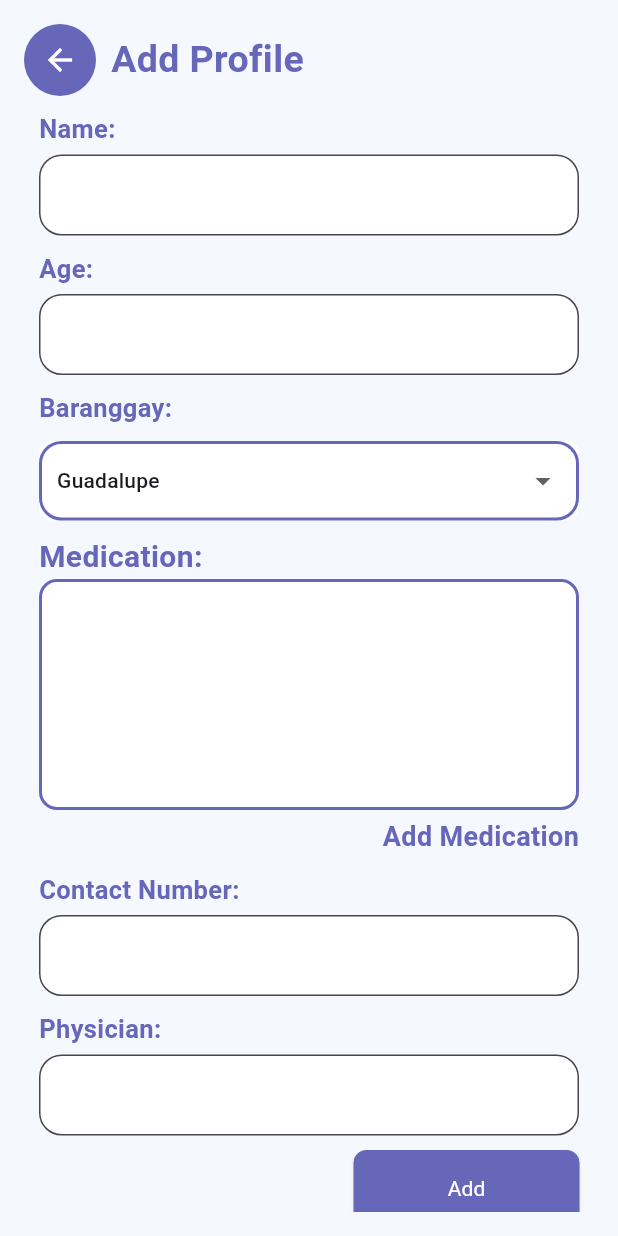
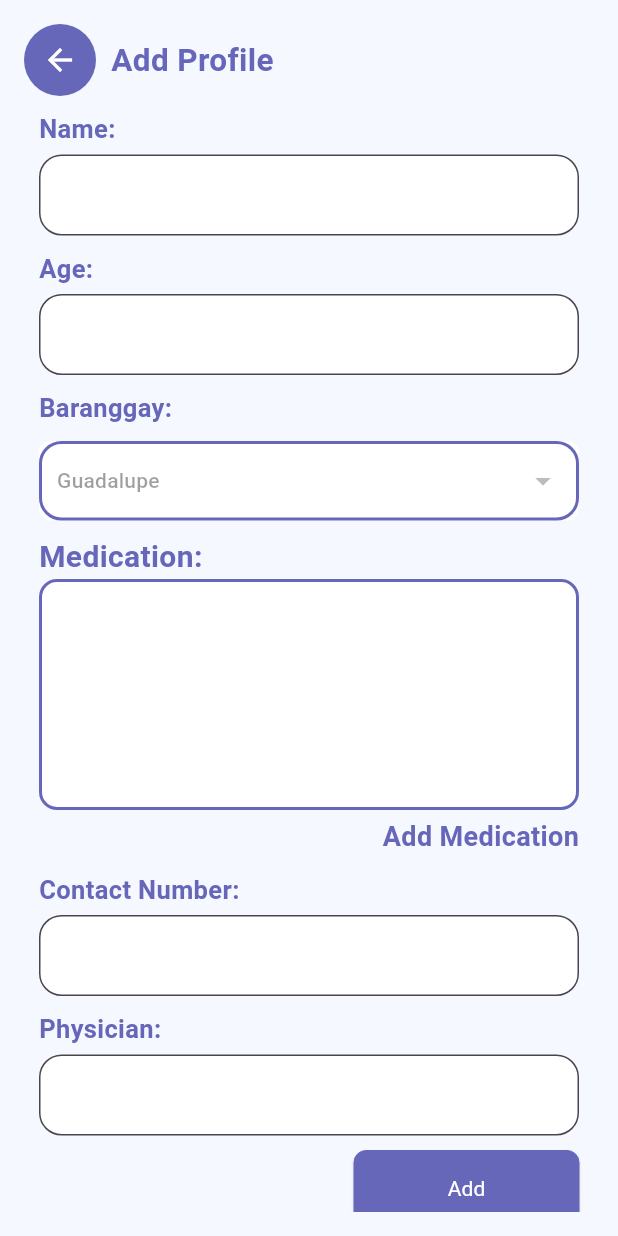
Before and after one commit to Orekidesu/Mobile-Health-App-Tambag, a Flutter app: the screen it shows once a user with an empty profile is signed in, after a tap on the "add" icon, on a phone screen of 412 x 824 dp. Run offline on Flutter 3.47's test engine with Material 3 defaults, Android fonts, the phone set to English and light mode, and no system bars; our stand-ins replace cloud_firestore, firebase_auth, firebase_core, flutter_slidable, fluttertoast, font_awesome_flutter and 1 more; accounts and stored records are empty; Roboto replaces fonts that are missing (Arial).

Commit message:
Null fix on Dashboard

```diff
--- a/lib/Custom_Widgets/Custom_Footer.dart
+++ b/lib/Custom_Widgets/Custom_Footer.dart
@@ -5,7 +5,8 @@ import '../constants/light_constants.dart';
 import '../Custom_Widgets/CustomActionButton.dart';
 
 class ProfileAndMasterlistRow extends StatelessWidget {
-  const ProfileAndMasterlistRow({super.key});
+  final String selectedBrgy;
+  const ProfileAndMasterlistRow({super.key, required this.selectedBrgy});
 
   @override
   Widget build(BuildContext context) {
@@ -51,7 +52,7 @@ class ProfileAndMasterlistRow extends StatelessWidget {
           Navigator.push(
             context,
             MaterialPageRoute(
-              builder: (context) => const AddProfilePage(),
+              builder: (context) => AddProfilePage(selectedBrgy: selectedBrgy,),
             ),
           );
         },
--- a/lib/Custom_Widgets/Custom_dropdown.dart
+++ b/lib/Custom_Widgets/Custom_dropdown.dart
@@ -5,13 +5,15 @@ class CustomDropdown extends StatefulWidget {
   final List<String> items;
   final String value;
   final Function(String) onChanged;
+  final bool isEnabled; // Add this property
 
   const CustomDropdown({
-    super.key,
+    Key? key,
     required this.items,
     required this.value,
     required this.onChanged,
-  });
+    this.isEnabled = true, // Default is enabled
+  }) : super(key: key);
 
   @override
   _CustomDropdownState createState() => _CustomDropdownState();
@@ -26,18 +28,20 @@ class _CustomDropdownState extends State<CustomDropdown> {
       decoration: BoxDecoration(
         border: Border.all(
           color: periwinkleColor,
-          width: 2.0, // Set the desired border thickness
+          width: 2.0,
         ),
         borderRadius: BorderRadius.circular(15.0),
       ),
       padding: const EdgeInsets.all(10),
       child: DropdownButton<String>(
         value: widget.value,
-        onChanged: (String? newValue) {
-          if (newValue != null) {
-            widget.onChanged(newValue);
-          }
-        },
+        onChanged: widget.isEnabled
+            ? (String? newValue) {
+                if (newValue != null) {
+                  widget.onChanged(newValue);
+                }
+              }
+            : null, // Set onChanged to null if disabled
         items: widget.items.map<DropdownMenuItem<String>>((String value) {
           return DropdownMenuItem<String>(
             value: value,
@@ -48,7 +52,9 @@ class _CustomDropdownState extends State<CustomDropdown> {
           );
         }).toList(),
         underline: Container(),
-        icon: const Icon(Icons.arrow_drop_down),
+        icon: widget.isEnabled
+            ? const Icon(Icons.arrow_drop_down)
+            : null, // Set icon to null if disabled
         isExpanded: true,
       ),
     );
--- a/lib/Screen/Dashboard.dart
+++ b/lib/Screen/Dashboard.dart
@@ -39,7 +39,6 @@ import 'package:flutter/material.dart';
         fetchBaranggay();
       }
     }
-
 
   Future<void> fetchBaranggay() async {
     try {
@@ -84,7 +83,7 @@ Widget build(BuildContext context) {
             crossAxisAlignment: CrossAxisAlignment.center,
             children: [
               Custom_Appbar(
-                Baranggay: 'Baranggay ${baranggay ?? ''}',
+                Baranggay: 'Baranggay ${baranggay ?? 'Loading...'}',
                 Apptitle: "TAMBAG",
                 icon: Icons.logout,
                 hasbackIcon: false,
@@ -98,11 +97,11 @@ Widget build(BuildContext context) {
                 child: baranggay == null
                     ? const Center(child: CircularProgressIndicator()) // Show a loading indicator
                     : DashboardListFirebase(
-                        Baranggay: baranggay!,
+                        Baranggay: baranggay?? '',
                       ),
               ),
               const SizedBox(height: 20),
-              const ProfileAndMasterlistRow(),
+              ProfileAndMasterlistRow(selectedBrgy: baranggay?? '',),
             ],
           ),
         ),
--- a/lib/Screen/addProfilePage.dart
+++ b/lib/Screen/addProfilePage.dart
@@ -12,7 +12,8 @@ import '../constants/light_constants.dart';
 import '../functions/custom_functions.dart';
 
 class AddProfilePage extends StatefulWidget {
-  const AddProfilePage({super.key});
+  final String selectedBrgy;
+  const AddProfilePage({super.key, required this.selectedBrgy});
 
   @override
   _AddProfilePageState createState() => _AddProfilePageState();
@@ -216,7 +217,7 @@ class _AddProfilePageState extends State<AddProfilePage> {
             crossAxisAlignment: CrossAxisAlignment.start,
             children: [
               Custom_Appbar(
-                titleFontSize: 25,
+                titleFontSize: 21,
                 hasBrgy: false,
                 Baranggay: "Profile",
                 Apptitle: "Add Profile",
@@ -286,6 +287,7 @@ class _AddProfilePageState extends State<AddProfilePage> {
                                       borderRadius: BorderRadius.circular(8.0),
                                     ),
                                     child: CustomDropdown(
+                                      isEnabled: false,
                                       items: Brgy,
                                       value: selectedBrgy,
                                       onChanged: (String newValue) {
```
